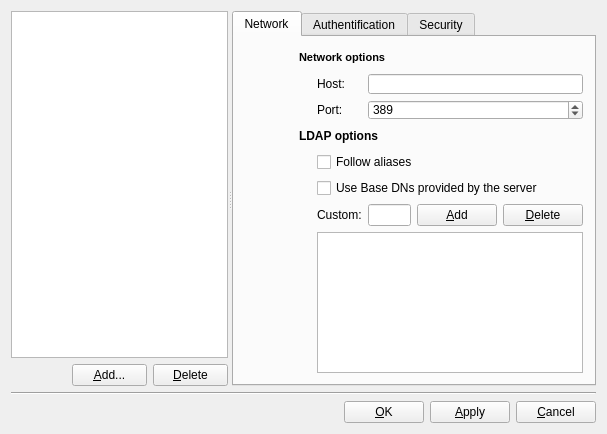
The window that src/lib/luma/base/gui/ServerDialogDesign.ui (einaru/luma) describes before a commit, drawn with Qt 5.
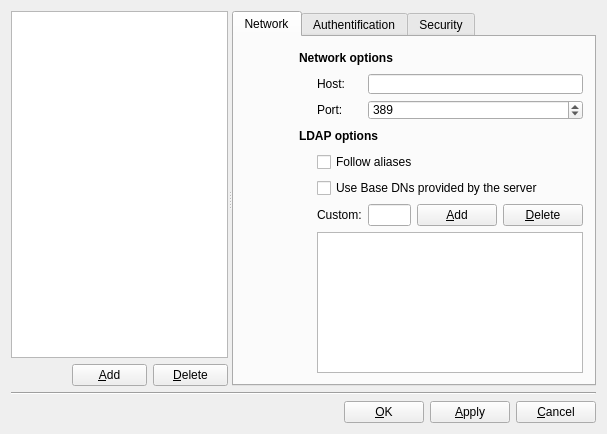
The same window after the commit. Icons and pictures are not drawn.

```diff
--- a/src/lib/luma/base/gui/ServerDialogDesign.ui
+++ b/src/lib/luma/base/gui/ServerDialogDesign.ui
@@ -88,7 +88,7 @@
           </size>
          </property>
          <property name="text">
-          <string>&amp;Add...</string>
+          <string>&amp;Add</string>
          </property>
          <property name="shortcut">
           <string>Alt+A</string>
@@ -407,11 +407,7 @@
              </size>
             </property>
             <property name="text">
-             <string>&lt;!DOCTYPE HTML PUBLIC &quot;-//W3C//DTD HTML 4.0//EN&quot; &quot;http://www.w3.org/TR/REC-html40/strict.dtd&quot;&gt;
-&lt;html&gt;&lt;head&gt;&lt;meta name=&quot;qrichtext&quot; content=&quot;1&quot; /&gt;&lt;style type=&quot;text/css&quot;&gt;
-p, li { white-space: pre-wrap; }
-&lt;/style&gt;&lt;/head&gt;&lt;body style=&quot; font-family:'MS Shell Dlg 2'; font-size:8.25pt; font-weight:400; font-style:normal;&quot;&gt;
-&lt;p style=&quot; margin-top:0px; margin-bottom:0px; margin-left:0px; margin-right:0px; -qt-block-indent:0; text-indent:0px;&quot;&gt;&lt;span style=&quot; font-weight:600;&quot;&gt;Network options&lt;/span&gt;&lt;/p&gt;&lt;/body&gt;&lt;/html&gt;</string>
+             <string>&lt;b&gt;Network options&lt;/b&gt;</string>
             </property>
             <property name="alignment">
              <set>Qt::AlignVCenter</set>
```
Left out of the diff: 87 changed lines with no effect on the pictures.
